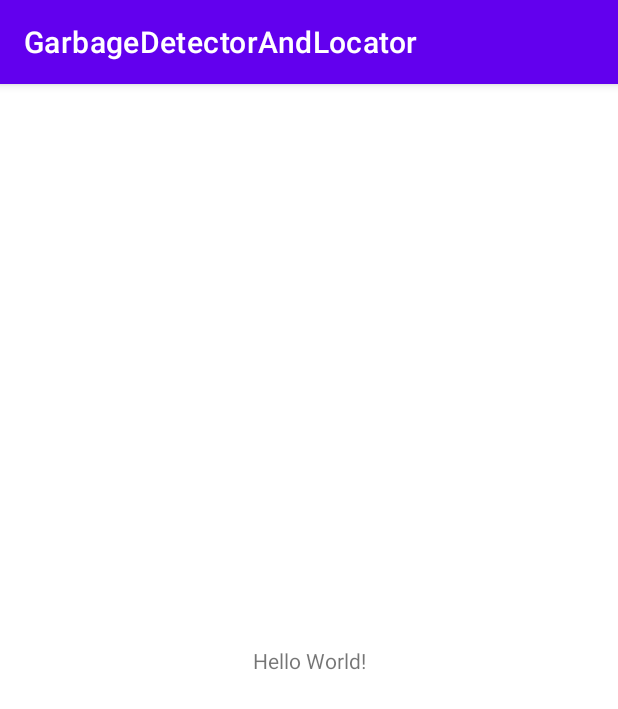
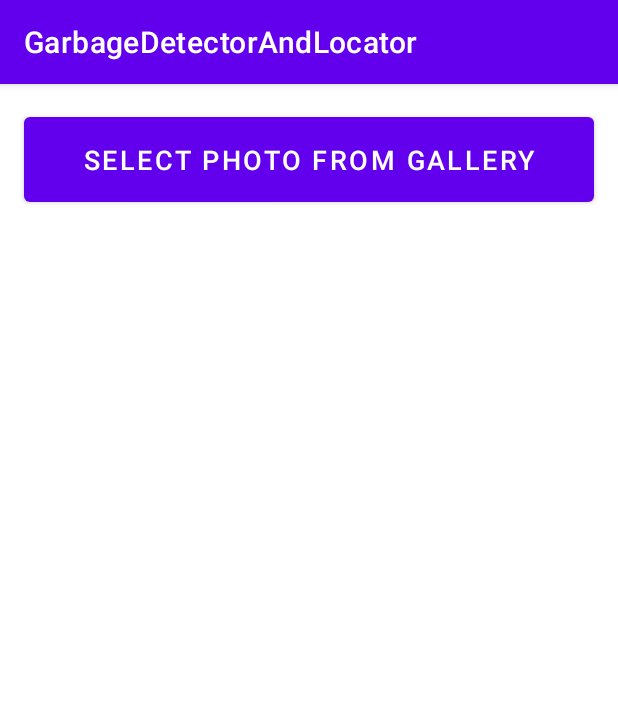
Before and after one commit to SayantanBanerjee16/GarbageDetectorAndLocator, an Android app: the screen it shows after launch (MainActivity), on a phone screen of 412 x 824 dp. Shown: the top 709 px of the screen. Run offline under Robolectric (Android 15) with nearby library versions, the light colour scheme and no system bars.

Commit message:
Fetching photo from gallery implemented

```diff
--- a/app/src/main/java/com/sayantanbanerjee/garbagedetectorandlocator/MainActivity.kt
+++ b/app/src/main/java/com/sayantanbanerjee/garbagedetectorandlocator/MainActivity.kt
@@ -1,11 +1,43 @@
 package com.sayantanbanerjee.garbagedetectorandlocator
 
+import android.content.Intent
+import android.graphics.Bitmap
+import android.os.Bundle
+import android.provider.MediaStore
+import android.widget.Button
+import android.widget.ImageView
 import androidx.appcompat.app.AppCompatActivity
-import android.os.Bundle
 
+const val PICK_IMAGE = 1
+
+@Suppress("DEPRECATION")
 class MainActivity : AppCompatActivity() {
+
+    private lateinit var photoHolder: ImageView
+
     override fun onCreate(savedInstanceState: Bundle?) {
         super.onCreate(savedInstanceState)
         setContentView(R.layout.activity_main)
+
+        val galleryButton: Button = findViewById(R.id.galleryButton)
+        photoHolder = findViewById(R.id.picView)
+
+        galleryButton.setOnClickListener {
+            val intent = Intent()
+            intent.type = "image/*"
+            intent.action = Intent.ACTION_GET_CONTENT
+            startActivityForResult(Intent.createChooser(intent, "Select Picture"), PICK_IMAGE)
+        }
+    }
+
+    override fun onActivityResult(requestCode: Int, resultCode: Int, data: Intent?) {
+        super.onActivityResult(requestCode, resultCode, data)
+        if (resultCode != RESULT_OK) {
+            return
+        }
+        if (requestCode == PICK_IMAGE) {
+            val imageBitmap: Bitmap = MediaStore.Images.Media.getBitmap(this.contentResolver, data?.data)
+            photoHolder.setImageBitmap(imageBitmap)
+        }
     }
 }
--- a/app/src/main/res/layout/activity_main.xml
+++ b/app/src/main/res/layout/activity_main.xml
@@ -1,18 +1,33 @@
 <?xml version="1.0" encoding="utf-8"?>
-<androidx.constraintlayout.widget.ConstraintLayout xmlns:android="http://schemas.android.com/apk/res/android"
-    xmlns:app="http://schemas.android.com/apk/res-auto"
+<androidx.constraintlayout.widget.ConstraintLayout
+    xmlns:android="http://schemas.android.com/apk/res/android"
     xmlns:tools="http://schemas.android.com/tools"
     android:layout_width="match_parent"
     android:layout_height="match_parent"
     tools:context=".MainActivity">
 
-    <TextView
-        android:layout_width="wrap_content"
-        android:layout_height="wrap_content"
-        android:text="Hello World!"
-        app:layout_constraintBottom_toBottomOf="parent"
-        app:layout_constraintLeft_toLeftOf="parent"
-        app:layout_constraintRight_toRightOf="parent"
-        app:layout_constraintTop_toTopOf="parent" />
+    <LinearLayout
+        android:layout_width="match_parent"
+        android:layout_height="match_parent"
+        android:orientation="vertical">
+
+        <Button
+            android:id="@+id/galleryButton"
+            android:layout_width="match_parent"
+            android:layout_height="wrap_content"
+            android:layout_margin="16dp"
+            android:padding="16dp"
+            android:text="@string/select_photo"
+            android:textSize="18sp" />
+
+        <ImageView
+            android:id="@+id/picView"
+            android:layout_width="match_parent"
+            android:layout_height="match_parent"
+            android:layout_margin="16dp"
+            android:padding="16dp"
+            tools:ignore="ContentDescription" />
+
+    </LinearLayout>
 
 </androidx.constraintlayout.widget.ConstraintLayout>
--- a/app/src/main/res/values/strings.xml
+++ b/app/src/main/res/values/strings.xml
@@ -1,3 +1,4 @@
 <resources>
     <string name="app_name">GarbageDetectorAndLocator</string>
+    <string name="select_photo">Select Photo From Gallery</string>
 </resources>
```
